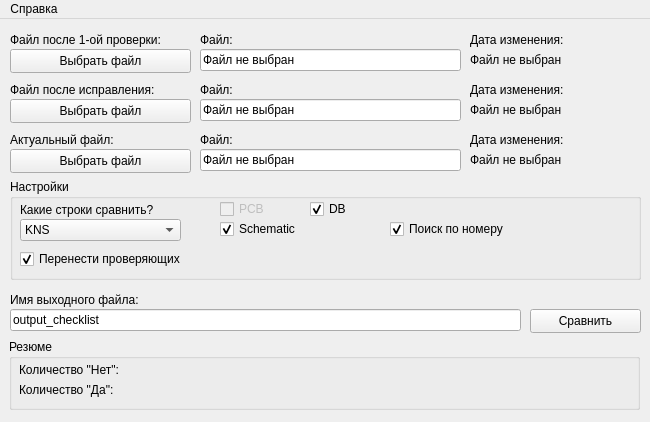
nekriS/checklistscompare, file form.ui: the form before one commit.
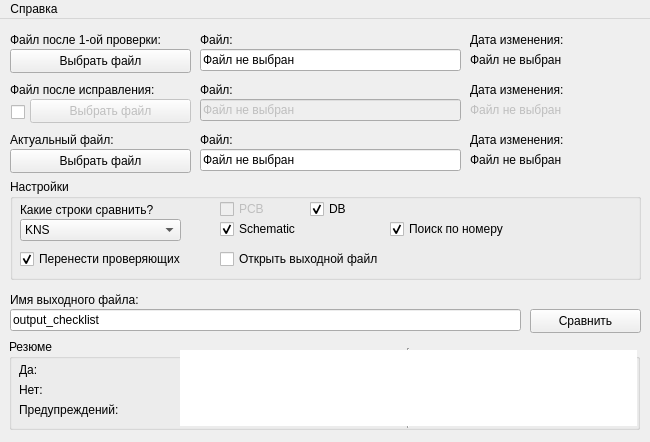
The form after the commit.

Commit message: add openfile, log, fixed bags, ver 1.0.4.

```diff
--- a/form.ui
+++ b/form.ui
@@ -7,7 +7,7 @@
     <x>0</x>
     <y>0</y>
     <width>650</width>
-    <height>422</height>
+    <height>442</height>
    </rect>
   </property>
   <property name="sizePolicy">
@@ -19,13 +19,13 @@
   <property name="minimumSize">
    <size>
     <width>650</width>
-    <height>422</height>
+    <height>442</height>
    </size>
   </property>
   <property name="maximumSize">
    <size>
     <width>650</width>
-    <height>422</height>
+    <height>442</height>
    </size>
   </property>
   <property name="windowTitle">
@@ -133,6 +133,9 @@
     </property>
    </widget>
    <widget class="QLabel" name="datePass2">
+    <property name="enabled">
+     <bool>false</bool>
+    </property>
     <property name="geometry">
      <rect>
       <x>470</x>
@@ -146,11 +149,14 @@
     </property>
    </widget>
    <widget class="QPushButton" name="pushButton_2">
+    <property name="enabled">
+     <bool>false</bool>
+    </property>
     <property name="geometry">
      <rect>
-      <x>10</x>
+      <x>30</x>
       <y>80</y>
-      <width>181</width>
+      <width>161</width>
       <height>24</height>
      </rect>
     </property>
@@ -162,6 +168,9 @@
     </property>
    </widget>
    <widget class="QLineEdit" name="linePass2">
+    <property name="enabled">
+     <bool>false</bool>
+    </property>
     <property name="geometry">
      <rect>
       <x>200</x>
@@ -454,6 +463,31 @@
       <bool>true</bool>
      </property>
     </widget>
+    <widget class="QCheckBox" name="openfile">
+     <property name="geometry">
+      <rect>
+       <x>210</x>
+       <y>70</y>
+       <width>201</width>
+       <height>20</height>
+      </rect>
+     </property>
+     <property name="toolTip">
+      <string>&lt;html&gt;&lt;head/&gt;&lt;body&gt;&lt;p&gt;Переносит проверяющих с первого файла в итоговый.&lt;/p&gt;&lt;/body&gt;&lt;/html&gt;</string>
+     </property>
+     <property name="statusTip">
+      <string/>
+     </property>
+     <property name="whatsThis">
+      <string/>
+     </property>
+     <property name="text">
+      <string>Открыть выходной файл</string>
+     </property>
+     <property name="checked">
+      <bool>false</bool>
+     </property>
+    </widget>
    </widget>
    <widget class="QPushButton" name="Compare">
     <property name="geometry">
@@ -515,7 +549,7 @@
       <x>9</x>
       <y>320</y>
       <width>631</width>
-      <height>71</height>
+      <height>91</height>
      </rect>
     </property>
     <property name="title">
@@ -525,28 +559,116 @@
      <property name="geometry">
       <rect>
        <x>10</x>
-       <y>20</y>
-       <width>241</width>
+       <y>40</y>
+       <width>151</width>
        <height>21</height>
       </rect>
      </property>
      <property name="text">
-      <string>Количество &quot;Нет&quot;:</string>
+      <string>Нет:</string>
      </property>
     </widget>
     <widget class="QLabel" name="yes_label">
      <property name="geometry">
       <rect>
        <x>10</x>
-       <y>40</y>
-       <width>241</width>
+       <y>20</y>
+       <width>151</width>
        <height>21</height>
       </rect>
      </property>
      <property name="text">
-      <string>Количество &quot;Да&quot;:</string>
+      <string>Да:</string>
      </property>
     </widget>
+    <widget class="QTextEdit" name="logplace">
+     <property name="geometry">
+      <rect>
+       <x>169</x>
+       <y>9</y>
+       <width>461</width>
+       <height>80</height>
+      </rect>
+     </property>
+     <property name="font">
+      <font>
+       <bold>false</bold>
+       <kerning>true</kerning>
+      </font>
+     </property>
+     <property name="frameShape">
+      <enum>QFrame::VLine</enum>
+     </property>
+     <property name="frameShadow">
+      <enum>QFrame::Sunken</enum>
+     </property>
+     <property name="horizontalScrollBarPolicy">
+      <enum>Qt::ScrollBarAlwaysOff</enum>
+     </property>
+     <property name="sizeAdjustPolicy">
+      <enum>QAbstractScrollArea::AdjustToContentsOnFirstShow</enum>
+     </property>
+     <property name="autoFormatting">
+      <set>QTextEdit::AutoNone</set>
+     </property>
+     <property name="lineWrapMode">
+      <enum>QTextEdit::WidgetWidth</enum>
+     </property>
+     <property name="lineWrapColumnOrWidth">
+      <number>0</number>
+     </property>
+     <property name="readOnly">
+      <bool>true</bool>
+     </property>
+     <property name="html">
+      <string>&lt;!DOCTYPE HTML PUBLIC &quot;-//W3C//DTD HTML 4.0//EN&quot; &quot;http://www.w3.org/TR/REC-html40/strict.dtd&quot;&gt;
+&lt;html&gt;&lt;head&gt;&lt;meta name=&quot;qrichtext&quot; content=&quot;1&quot; /&gt;&lt;meta charset=&quot;utf-8&quot; /&gt;&lt;style type=&quot;text/css&quot;&gt;
+p, li { white-space: pre-wrap; }
+hr { height: 1px; border-width: 0; }
+li.unchecked::marker { content: &quot;\2610&quot;; }
+li.checked::marker { content: &quot;\2612&quot;; }
+&lt;/style&gt;&lt;/head&gt;&lt;body style=&quot; font-family:'Segoe UI'; font-size:9pt; font-weight:400; font-style:normal;&quot;&gt;
+&lt;p style=&quot;-qt-paragraph-type:empty; margin-top:0px; margin-bottom:0px; margin-left:0px; margin-right:0px; -qt-block-indent:0; text-indent:0px;&quot;&gt;&lt;br /&gt;&lt;/p&gt;&lt;/body&gt;&lt;/html&gt;</string>
+     </property>
+     <property name="cursorWidth">
+      <number>1</number>
+     </property>
+     <property name="textInteractionFlags">
+      <set>Qt::TextSelectableByMouse</set>
+     </property>
+    </widget>
+    <widget class="QLabel" name="warn_label">
+     <property name="geometry">
+      <rect>
+       <x>10</x>
+       <y>60</y>
+       <width>151</width>
+       <height>21</height>
+      </rect>
+     </property>
+     <property name="text">
+      <string>Предупреждений:</string>
+     </property>
+    </widget>
+   </widget>
+   <widget class="QCheckBox" name="two_file">
+    <property name="geometry">
+     <rect>
+      <x>11</x>
+      <y>83</y>
+      <width>21</width>
+      <height>20</height>
+     </rect>
+    </property>
+    <property name="toolTip">
+     <string>&lt;html&gt;&lt;head/&gt;&lt;body&gt;&lt;p&gt;Активирует сравнение на листах параметров компонентов из базы данных.&lt;/p&gt;&lt;/body&gt;&lt;/html&gt;</string>
+    </property>
+    <property name="text">
+     <string/>
+    </property>
+    <property name="checked">
+     <bool>false</bool>
+    </property>
    </widget>
   </widget>
   <widget class="QMenuBar" name="menubar">
```
The commit also changes 4 other files.
